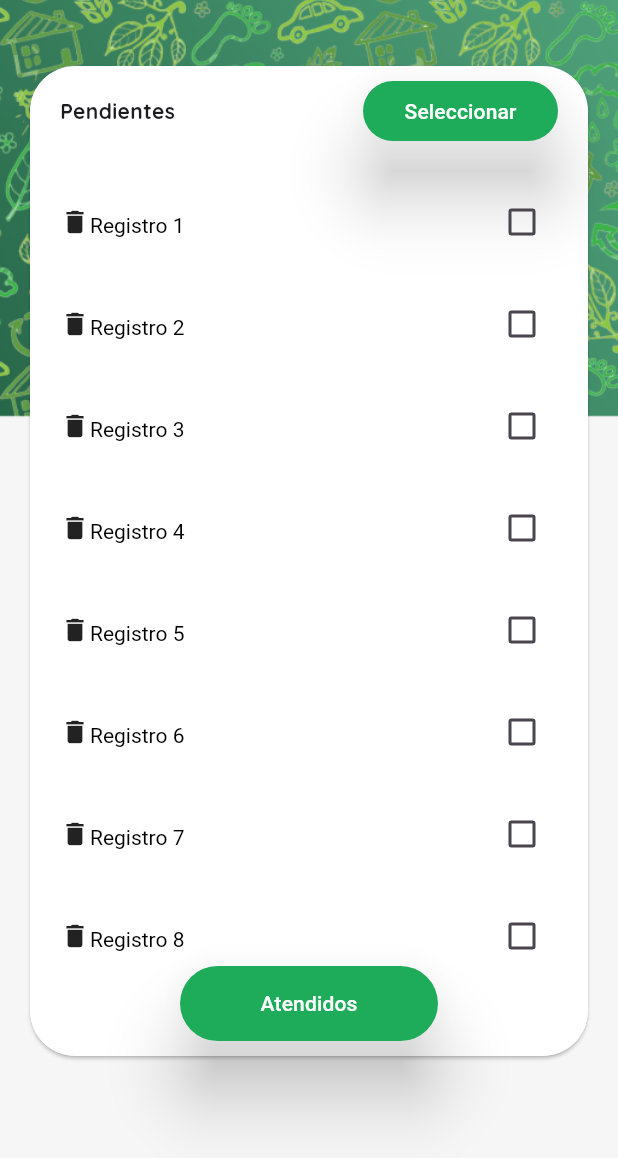
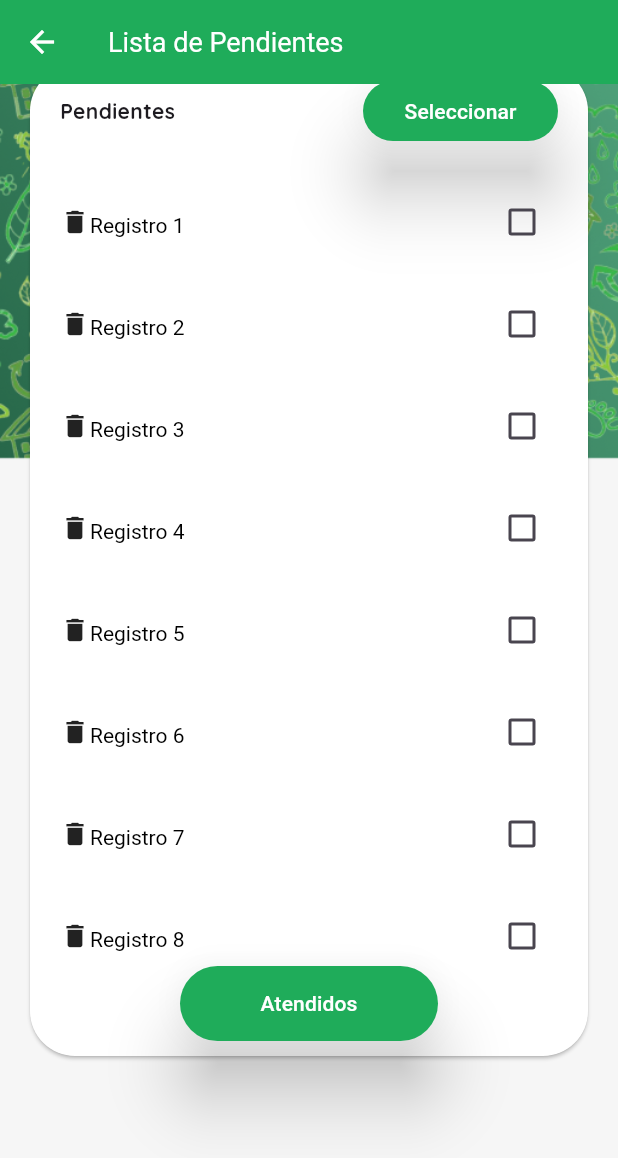
Before and after one commit to campus-cleaner/g5-mb-campus-cleaner, a Flutter app: the PendingListPage screen opened directly, on a phone screen of 412 x 824 dp. Shown: the top 1158 px of the screen. Run offline on Flutter 3.47's test engine with Material 3 defaults, Android fonts, the light colour scheme and no system bars.

Commit message:
Validate with Ux expert

```diff
--- a/lib/src/features/pending_list/PendingListPage.dart
+++ b/lib/src/features/pending_list/PendingListPage.dart
@@ -178,28 +178,39 @@ class _PendingListPage extends State<PendingListPage> {
   Widget build(BuildContext context) {
     myColor = Theme.of(context).primaryColor;
     mediaSize = MediaQuery.of(context).size;
-    return Container(
-      decoration: const BoxDecoration(
-        color: Colors.transparent,
-        image: DecorationImage(
-            image: AssetImage("assets/images/bg_2.png"), fit: BoxFit.cover),
+    return Scaffold(
+      appBar: AppBar(
+        title: const Text(
+        'Lista de Pendientes',
+        style: TextStyle(fontSize: 18, color: Colors.white),
       ),
-      child: Scaffold(
-        backgroundColor: Colors.transparent,
-        body: Stack(children: [
-          Positioned(top: 60, child: _buildTop()),
+        backgroundColor: const Color.fromARGB(255, 31, 172, 90) ,
+        iconTheme: const IconThemeData(color: Colors.white),
+      ),
+      backgroundColor: Colors.transparent,
+      body: Container(
+        decoration: const BoxDecoration(
+          color: Colors.transparent,
+          image: DecorationImage(
+              image: AssetImage("assets/images/bg_2.png"), fit: BoxFit.cover),
+        ),
+        child: Stack(children: [
+          Positioned(top: 5, child: _buildTop()),
           Positioned(bottom: 100, child: _buildList()),
-        ]),
-      ),
+        ])
+        )
     );
+
   }
 
   Widget _buildTop() {
     return SizedBox(
       width: mediaSize.width,
-      height: 70,
-      child: const Column(
+      height: 80,
+      child: const Row(
         mainAxisSize: MainAxisSize.min,
+        crossAxisAlignment: CrossAxisAlignment.center,
+        mainAxisAlignment: MainAxisAlignment.center,
         children: [
           Text(
             "Pendientes",
```
